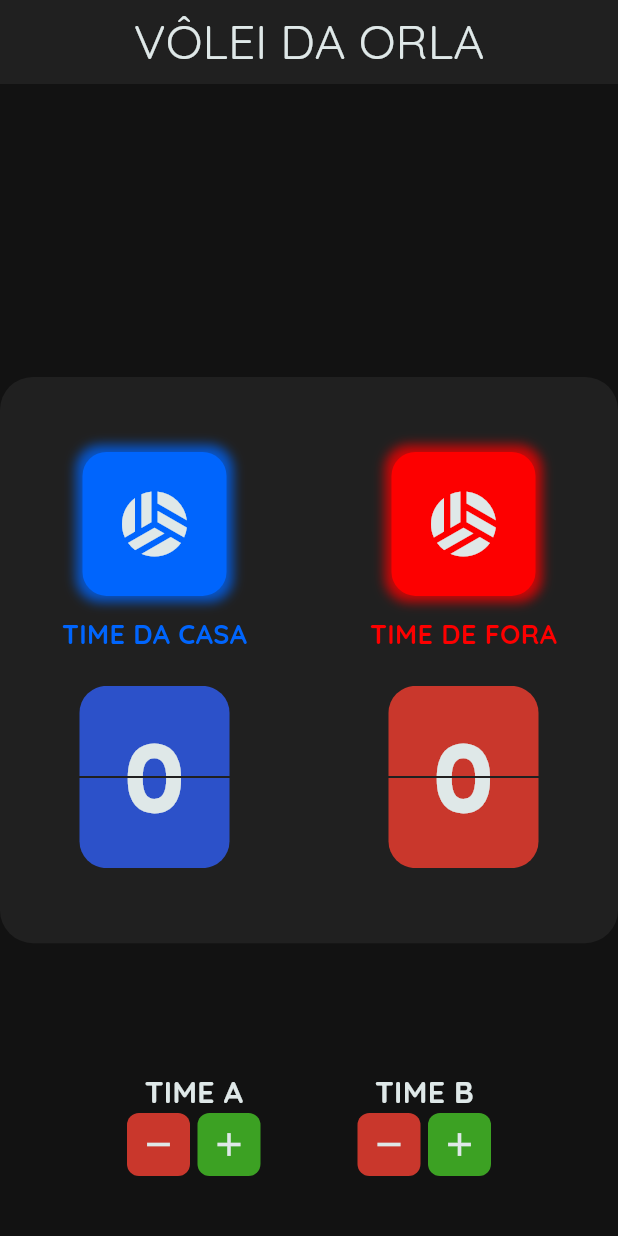
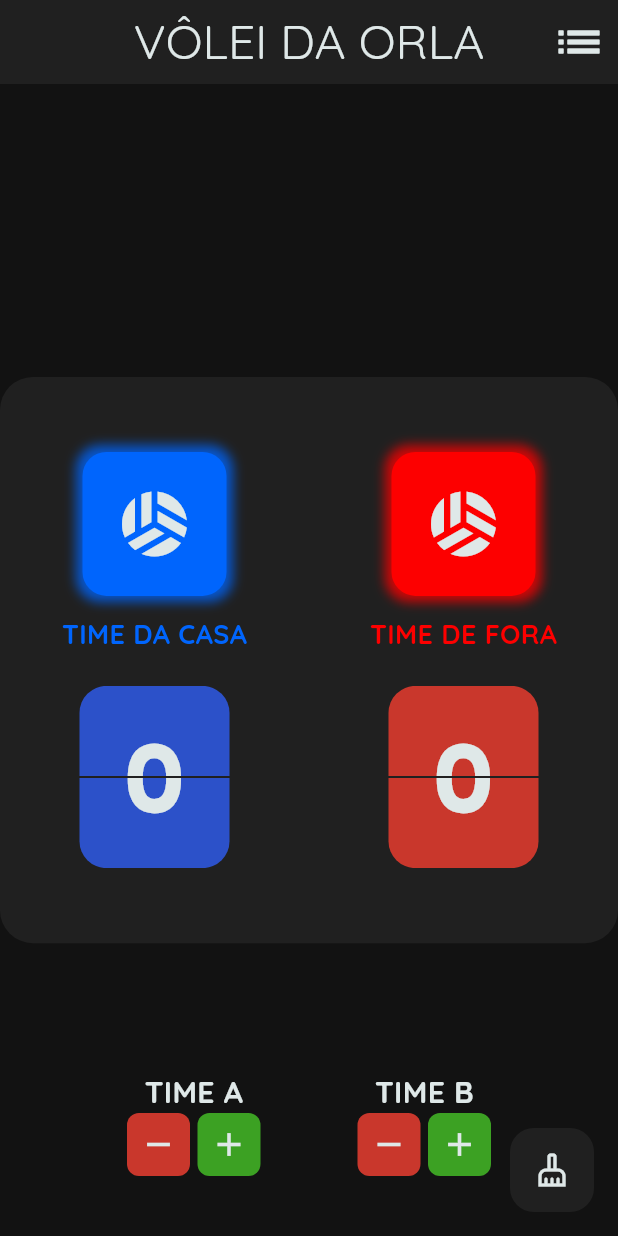
Before and after one commit to lednewo/VoleiApp-Score, a Flutter app: the screen it shows after launch, on a phone screen of 412 x 824 dp. Run offline on Flutter 3.47's test engine with Material 3 defaults, Android fonts, the phone set to English and light mode, and no system bars; our stand-ins replace go_router, google_fonts, shared_preferences.

Commit message:
feat(placar_view): adicionar tela de placares e salvamento em cache

```diff
--- a/lib/src/routing/router.dart
+++ b/lib/src/routing/router.dart
@@ -1,5 +1,6 @@
 import 'package:go_router/go_router.dart';
 import 'package:placar_volei/src/routing/routes.dart';
+import 'package:placar_volei/src/ui/historico_view/historico_view.dart';
 import 'package:placar_volei/src/ui/home_view/home_view.dart';
 
 GoRouter router() {
@@ -10,6 +11,10 @@ GoRouter router() {
         path: Routes.home,
         builder: (context, state) => HomeView(),
       ),
+      GoRoute(
+        path: Routes.historico,
+        builder: (context, state) => HistoricoView(),
+      ),
     ],
   );
 }
--- a/lib/src/ui/home_view/home_view.dart
+++ b/lib/src/ui/home_view/home_view.dart
@@ -1,5 +1,7 @@
 import 'package:flutter/material.dart';
+import 'package:go_router/go_router.dart';
 import 'package:google_fonts/google_fonts.dart';
+import 'package:placar_volei/src/routing/routes.dart';
 import 'package:placar_volei/src/ui/home_view/controller/home_view_controller.dart';
 import 'package:placar_volei/src/ui/home_view/widgets/button_act_widget.dart';
 import 'package:placar_volei/src/ui/home_view/widgets/placar_widget.dart';
@@ -25,7 +27,28 @@ class _HomeViewState extends State<HomeView> {
   @override
   Widget build(BuildContext context) {
     return Scaffold(
+      floatingActionButton: FloatingActionButton(
+        onPressed: controllerScore.resetScore,
+        backgroundColor: Color(0xFF202020),
+        elevation: 0,
+        child: Icon(
+          Icons.cleaning_services_outlined,
+          color: AppColors().colorText,
+        ),
+      ),
       appBar: AppBar(
+        actions: [
+          IconButton(
+            onPressed: () {
+              context.push(Routes.historico);
+            },
+            icon: Icon(
+              Icons.list_outlined,
+              size: 36,
+              color: AppColors().colorText,
+            ),
+          ),
+        ],
         backgroundColor: Color(0xFF202020),
         centerTitle: true,
         title: Text(
--- a/pubspec.yaml
+++ b/pubspec.yaml
@@ -37,6 +37,7 @@ dependencies:
   cupertino_icons: ^1.0.8
   google_fonts: ^6.2.1
   provider: ^6.1.2
+  shared_preferences: ^2.5.2
 
 dev_dependencies:
   flutter_test:
```
Also changed, not shown: lib/src/service/storage_service.dart (added, +36 -0 lines), lib/src/ui/historico_view/historico_view.dart (added, +82 -0 lines), lib/src/ui/home_view/controller/home_view_controller.dart (+51 -0 lines), pubspec.lock.
